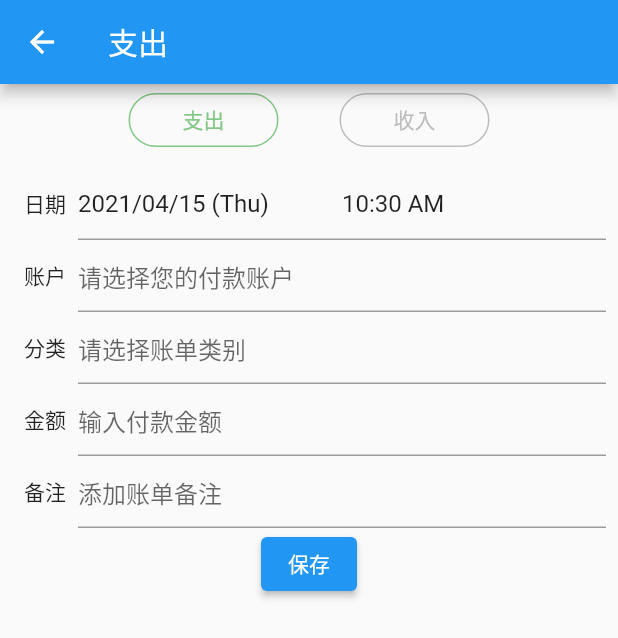
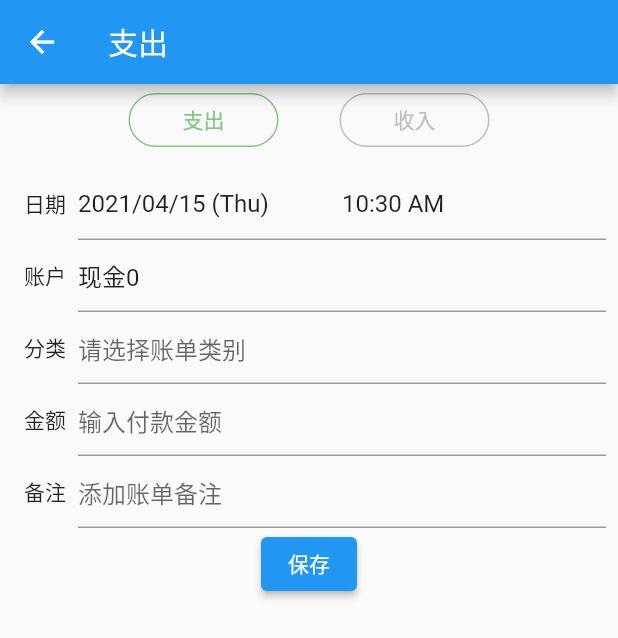
Before and after one commit to ggaier/jizhang, a Flutter app: the screen it shows after launch, after a tap on the "add" icon, on a phone screen of 412 x 824 dp. Shown: the top 638 px of the screen. Run offline on Flutter 3.47's test engine with Material 2 defaults, Android fonts, the phone set to English and light mode, and no system bars; our stand-ins replace bloc, equatable, flutter_bloc; missing offline and left inert: dart:ffi.

Commit message:
新增选择账户的页面

```diff
--- /dev/null
+++ b/lib/accounts/account_entity.dart
@@ -0,0 +1,13 @@
+class Account {
+  final int id;
+  final String name;
+  final int balance;
+  final String genre;
+  final String remark;
+
+  Account(this.id, this.name, this.balance, this.genre, this.remark);
+
+  Account.name(this.id, this.name, this.balance, this.genre, this.remark);
+
+
+}
--- /dev/null
+++ b/lib/accounts/bill_accounts_bloc.dart
@@ -0,0 +1,43 @@
+import 'dart:async';
+
+import 'package:accountbook/accounts/bill_accounts_repo.dart';
+import 'package:accountbook/bloc/base_bloc.dart';
+import 'package:bloc/bloc.dart';
+import 'package:meta/meta.dart';
+import 'account_entity.dart';
+
+part 'bill_accounts_event.dart';
+
+class BillAccountsBloc extends Bloc<BillAccountsEvent, BaseBlocState> {
+  final AccountsRepoIn accountsRepoIn;
+
+  BillAccountsBloc({required this.accountsRepoIn}) : super(ABInitialState());
+
+  @override
+  Stream<BaseBlocState> mapEventToState(
+    BillAccountsEvent event,
+  ) async* {
+    if (event is AccountsLoadedEvent) {
+      yield* _mapLoadedEventToState();
+    } else if (event is SetAccountEvent) {
+      yield* _mapSetAccountToState(event);
+    }
+  }
+
+  Stream<BaseBlocState> _mapLoadedEventToState() async* {
+    try {
+      final accounts = await accountsRepoIn.getAllAccounts();
+      yield ABSuccessState(accounts);
+    } catch (e) {
+      yield ABFailureState();
+    }
+  }
+
+  Stream<BaseBlocState> _mapSetAccountToState(SetAccountEvent event) async* {
+    try {
+      yield ABSuccessState([event.account]);
+    } catch (e) {
+      yield ABFailureState();
+    }
+  }
+}
--- /dev/null
+++ b/lib/accounts/bill_accounts_event.dart
@@ -0,0 +1,11 @@
+part of 'bill_accounts_bloc.dart';
+
+@immutable
+abstract class BillAccountsEvent {}
+
+class AccountsLoadedEvent extends BillAccountsEvent{}
+
+class SetAccountEvent extends BillAccountsEvent{
+  final Account account;
+  SetAccountEvent(this.account);
+}
--- /dev/null
+++ b/lib/accounts/bill_accounts_repo.dart
@@ -0,0 +1,22 @@
+import 'package:accountbook/accounts/account_entity.dart';
+
+abstract class AccountsRepoIn {
+  Future<List<Account>> getAllAccounts();
+
+  Future<void> saveOrUpdateAccount(Account account);
+}
+
+class AccountsRepoImpl extends AccountsRepoIn {
+  @override
+  Future<List<Account>> getAllAccounts() async {
+    return Future.delayed(Duration(milliseconds: 100), () {
+      return List.generate(3, (index) => Account(index, "现金$index", 100, "现金", "模拟现金账户"));
+    });
+  }
+
+  @override
+  Future<void> saveOrUpdateAccount(Account account) {
+    // TODO: implement saveOrUpdateAccount
+    throw UnimplementedError();
+  }
+}
--- /dev/null
+++ b/lib/accounts/bill_accounts_view.dart
@@ -0,0 +1,74 @@
+import 'package:accountbook/accounts/bill_accounts_bloc.dart';
+import 'package:accountbook/bloc/base_bloc.dart';
+import 'package:flutter/cupertino.dart';
+import 'package:flutter/material.dart';
+import 'package:flutter_bloc/flutter_bloc.dart';
+
+import 'account_entity.dart';
+
+class BillAccountSelectorView extends StatelessWidget {
+  final TextEditingController _billAccountTEC = TextEditingController();
+
+  @override
+  Widget build(BuildContext context) {
+    var bloc = context.read<BillAccountsBloc>();
+    print("init state: ${bloc.state}");
+    if (bloc.state.isInitial) {
+      bloc.add(AccountsLoadedEvent());
+    }
+    return BlocBuilder<BillAccountsBloc, BaseBlocState>(
+      builder: (context, state) {
+        print("state: $state");
+        if (!state.isSuccess) {
+          return Container();
+        }
+        final accounts = state.getData<List<Account>>();
+        final selectedAccount = accounts?.first;
+        _billAccountTEC.text = selectedAccount?.name ?? "";
+        return Row(
+          children: [
+            Padding(padding: const EdgeInsets.symmetric(horizontal: 8.0), child: Text("账户")),
+            Expanded(
+              child: TextFormField(
+                decoration: const InputDecoration(hintText: "请选择您的付款账户"),
+                readOnly: true,
+                controller: _billAccountTEC,
+                onTap: () => _showAccountsDialog(context, accounts),
+              ),
+            )
+          ],
+        );
+      },
+    );
+  }
+
+  _showAccountsDialog(BuildContext context, List<Account>? accounts) async {
+    print("showAccountsDialog: ${accounts?.length}");
+    if (accounts == null || accounts.isEmpty) return;
+    final bloc = context.read<BillAccountsBloc>();
+    showModalBottomSheet(
+      context: context,
+      builder: (context) {
+        return Column(
+          children: [
+            AppBar(automaticallyImplyLeading: true, title: Text("账户")),
+            ListView.builder(
+              scrollDirection: Axis.vertical,
+              shrinkWrap: true,
+              itemBuilder: (context, index) {
+                var account = accounts[index];
+                return TextButton(
+                    onPressed: () {
+                      bloc.add(SetAccountEvent(account));
+                      Navigator.pop(context);
+                    },
+                    child: Text(account.name));
+              },
+              itemCount: accounts.length,
+            )
+          ],
+        );
+      },
+    );
+  }
+}
--- a/lib/add_bill/add_bill_view.dart
+++ b/lib/add_bill/add_bill_view.dart
@@ -1,5 +1,6 @@
+import 'package:accountbook/accounts/bill_accounts_bloc.dart';
+import 'package:accountbook/accounts/bill_accounts_view.dart';
 import 'package:accountbook/add_bill/add_bill_bloc.dart';
-import 'package:accountbook/repository/bills_repository.dart';
 import 'package:accountbook/utils/date_utils.dart';
 import 'package:accountbook/vo/bill.dart';
 import 'package:flutter/material.dart';
@@ -38,27 +39,15 @@ class AddBillView extends StatelessWidget {
   }
 
   Widget _billForm(Bill bill) {
-    _billTimeTEC.text = bill.billTimeOfTheDay.format(context);
-    _billDateTEC.text = bill.billDateDateTime.fmtDateForAddBill();
+    final bloc = context.read<BillAccountsBloc>();
+    print("bill account bloc: $bloc");
     return Padding(
       padding: const EdgeInsets.all(8.0),
       child: Form(
         child: Column(
           children: [
             _dateFormField(bill),
-            Row(
-              children: [
-                Padding(
-                  padding: const EdgeInsets.symmetric(horizontal: 8.0),
-                  child: Text("账户"),
-                ),
-                Expanded(
-                  child: TextFormField(
-                    decoration: const InputDecoration(hintText: "请选择您的付款账户"),
-                  ),
-                )
-              ],
-            ),
+            BillAccountSelectorView(),
             Row(
               children: [
                 Padding(
@@ -108,7 +97,8 @@ class AddBillView extends StatelessWidget {
   }
 
   Row _dateFormField(Bill bill) {
-    print("bill date: ${bill.billDateDateTime.fmtDateForAddBill()}, ${bill.billDate}, ${bill.billTimeOfTheDay.format(context)}, ${bill.billTime}");
+    _billTimeTEC.text = bill.billTimeOfTheDay.format(context);
+    _billDateTEC.text = bill.billDateDateTime.fmtDateForAddBill();
     return Row(
       children: [
         Padding(
--- /dev/null
+++ b/lib/bloc/base_bloc.dart
@@ -0,0 +1,68 @@
+import 'package:equatable/equatable.dart';
+
+abstract class BaseBlocState extends Equatable {
+  const BaseBlocState();
+
+  @override
+  List<Object?> get props => [];
+}
+
+class ABInitialState extends BaseBlocState {}
+
+class ABInProgressState extends BaseBlocState {
+  final int progress;
+
+  ABInProgressState(this.progress);
+}
+
+class ABSuccessState<Item> extends BaseBlocState {
+  final Item? data;
+
+  ABSuccessState([this.data]);
+
+  @override
+  List<Object?> get props => [data];
+
+  @override
+  String toString() {
+    return '$runtimeType item $data';
+  }
+}
+
+class ABFailureState extends BaseBlocState {}
+
+extension BlocStateExt on BaseBlocState {
+  bool get isInitial {
+    return this is ABInitialState;
+  }
+
+  bool get isFailure {
+    return this is ABFailureState;
+  }
+
+  bool get isSuccess {
+    return this is ABSuccessState;
+  }
+
+  bool get isLoading {
+    return this is ABInProgressState;
+  }
+
+  int getProgress() {
+    if (this.isSuccess) {
+      return 100;
+    }
+    if (this.isFailure || this.isInitial) {
+      return 0;
+    }
+    return this.isLoading ? (this as ABInProgressState).progress : 0;
+  }
+
+  Item? getData<Item>() {
+    if (this.isSuccess) {
+      var data = (this as ABSuccessState).data;
+      return data is Item ? data : null;
+    }
+    return null;
+  }
+}
--- a/lib/main.dart
+++ b/lib/main.dart
@@ -1,5 +1,6 @@
 import 'dart:math';
 
+import 'package:accountbook/accounts/bill_accounts_repo.dart';
 import 'package:accountbook/bills/bills_view.dart';
 import 'package:accountbook/navigator.dart';
 import 'package:accountbook/repository/bills_repository.dart';
@@ -13,7 +14,6 @@ void main() {
 }
 
 class MyApp extends StatelessWidget {
-
   final _routeDelegate = ABRouteDelegate();
   final _routeInfoParser = ABRouteInfoParser();
 
@@ -50,10 +50,12 @@ class MyApp extends StatelessWidget {
           hintColor: Color.fromARGB(255, 238, 238, 238),
           accentColor: Color.fromARGB(255, 0, 173, 181),
         ),
-      home: RepositoryProvider(
-        create: (context) => BillsRepositoryImpl(),
-        child: MaterialApp.router(routeInformationParser: _routeInfoParser, routerDelegate: _routeDelegate)
-      ),
-    );
+        home: MultiRepositoryProvider(
+          child: MaterialApp.router(routeInformationParser: _routeInfoParser, routerDelegate: _routeDelegate),
+          providers: [
+            RepositoryProvider(create: (context) => BillsRepositoryImpl()),
+            RepositoryProvider(create: (context) => AccountsRepoImpl())
+          ],
+        ));
   }
 }
--- a/lib/navigator.dart
+++ b/lib/navigator.dart
@@ -1,3 +1,5 @@
+import 'package:accountbook/accounts/bill_accounts_bloc.dart';
+import 'package:accountbook/accounts/bill_accounts_repo.dart';
 import 'package:accountbook/add_bill/add_bill_view.dart';
 import 'package:accountbook/app_route_path.dart';
 import 'package:accountbook/repository/bills_repository.dart';
@@ -20,18 +22,19 @@ class ABRouteDelegate extends RouterDelegate<ABRoutePath>
     return Navigator(
       key: _navigatorKey,
       pages: [
-        MaterialPage(
-            child: BillsView(
-              title: "",
-              onTapped: _handleOnAddBillClicked,
-            ),
-            key: ValueKey("BillsView")),
+        MaterialPage(child: BillsView(title: "", onTapped: _handleOnAddBillClicked), key: ValueKey("BillsView")),
         if (_currentRoutePath?.isUnknown == true)
           MaterialPage(key: ValueKey("UnknownPage"), child: Center(child: Text("404 not found")))
         else if (_currentRoutePath?.isAddBill == true)
           MaterialPage(
-              child: BlocProvider(
-                create: (context) => AddBillBloc(RepositoryProvider.of<BillsRepositoryImpl>(context)),
+              child: MultiBlocProvider(
+                providers: [
+                  BlocProvider(create: (context) => AddBillBloc(RepositoryProvider.of<BillsRepositoryImpl>(context))),
+                  BlocProvider(
+                    create: (context) =>
+                        BillAccountsBloc(accountsRepoIn: RepositoryProvider.of<AccountsRepoImpl>(context)),
+                  ),
+                ],
                 child: AddBillView(),
               ),
               key: ValueKey("AddBill"))
```
Lines whose indentation alone changed are shown as unchanged.
